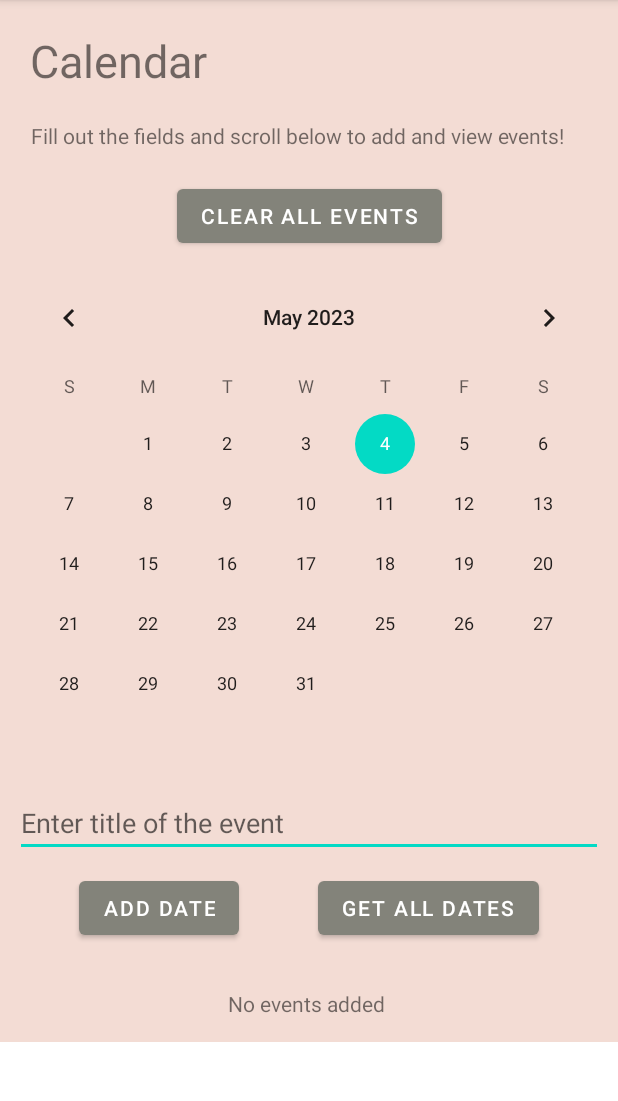
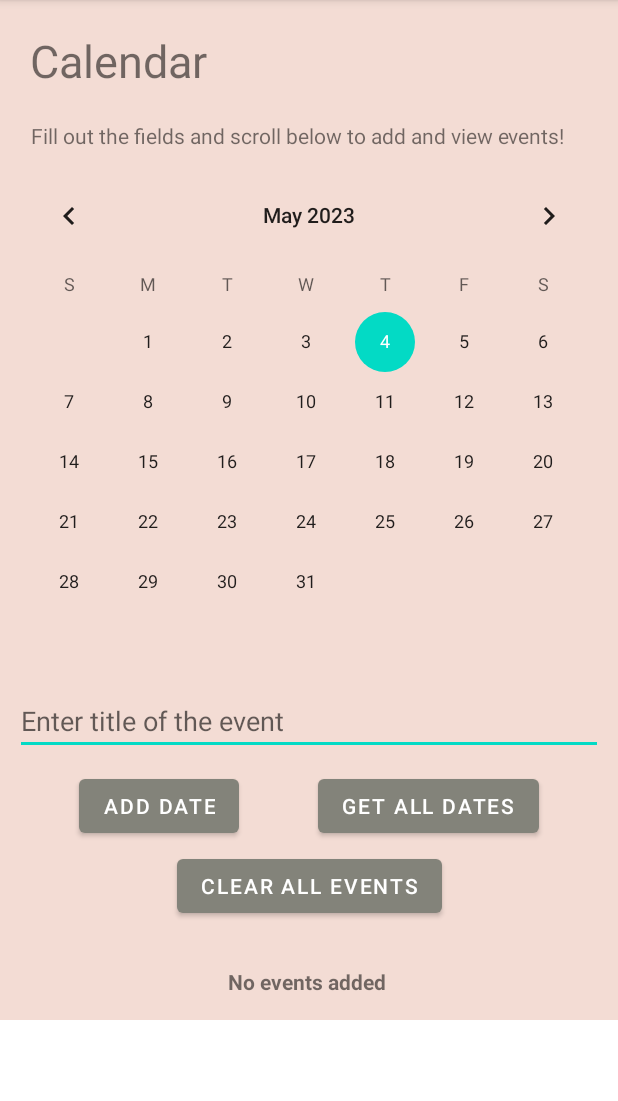
Before and after one commit to fmasood23/HabiApp, an Android app: the fragment CalendarFragment shown on its own in the app's theme, after a tap on "ADD DATE", on a phone screen of 412 x 824 dp, the part 84-1185 px from its top. Run offline under Robolectric (Android 15) with nearby library versions, the phone set to English and light mode, and no system bars; 1 other tap on this screen came first.

Commit message:
calendar UI

```diff
--- a/app/src/main/java/edu/sjsu/android/habiteamproject/CalendarFragment.java
+++ b/app/src/main/java/edu/sjsu/android/habiteamproject/CalendarFragment.java
@@ -78,7 +78,7 @@ public class CalendarFragment extends Fragment {
         return view;
     }
 
-    public void add(String date) {
+    public void add(String dates) {
         try {
             if(dateTitle.getText().toString().isEmpty()){
                 Toast.makeText(getActivity(), "Title field is required", Toast.LENGTH_SHORT).show();
@@ -86,10 +86,11 @@ public class CalendarFragment extends Fragment {
             else {
                 ContentValues contentValues = new ContentValues();
                 contentValues.put("username", getUsername());
-                contentValues.put("date", date);
+                contentValues.put("date", dates);
                 contentValues.put("title", dateTitle.getText().toString());
 
                 getActivity().getContentResolver().insert(HabiProvider.CONTENT_URI_CALENDAR, contentValues);
+                date.setText("");
                 Toast.makeText(getActivity(), "Date added", Toast.LENGTH_SHORT).show();
             }
         } catch (Exception e) {
@@ -121,7 +122,7 @@ public class CalendarFragment extends Fragment {
                 String result = "All Dates: \n";
                 do {
                     for (int i = 1; i < c.getColumnCount(); i++) {
-                        result = result.concat(c.getString(i) + "      ");
+                        result = result.concat(c.getString(i) + "            ");
                     }
                     result = result.concat("\n");
                 } while (c.moveToNext());
--- a/app/src/main/res/layout/fragment_calendar.xml
+++ b/app/src/main/res/layout/fragment_calendar.xml
@@ -39,7 +39,7 @@
         android:layout_marginTop="10dp"
         app:layout_constraintEnd_toEndOf="parent"
         app:layout_constraintStart_toStartOf="parent"
-        app:layout_constraintTop_toBottomOf="@id/reset" />
+        app:layout_constraintTop_toBottomOf="@id/instruction_calendar" />
 
 
     <EditText
@@ -79,20 +79,20 @@
         android:layout_width="wrap_content"
         android:layout_height="wrap_content"
         android:layout_marginTop="30dp"
+        android:textStyle="bold"
         app:layout_constraintEnd_toEndOf="parent"
         app:layout_constraintStart_toStartOf="parent"
-        app:layout_constraintTop_toBottomOf="@+id/get_event" />
+        app:layout_constraintTop_toBottomOf="@+id/reset" />
 
     <Button
         android:id="@+id/reset"
         android:layout_width="wrap_content"
         android:layout_height="wrap_content"
         android:text="Clear all events"
-        android:layout_marginTop="20dp"
-        app:layout_constraintBottom_toTopOf="@+id/calendarView"
+        android:layout_marginTop="5dp"
         app:layout_constraintEnd_toEndOf="parent"
         app:layout_constraintStart_toStartOf="parent"
-        app:layout_constraintTop_toBottomOf="@id/instruction_calendar" />
+        app:layout_constraintTop_toBottomOf="@id/get_event" />
 
 </androidx.constraintlayout.widget.ConstraintLayout>
 
```
